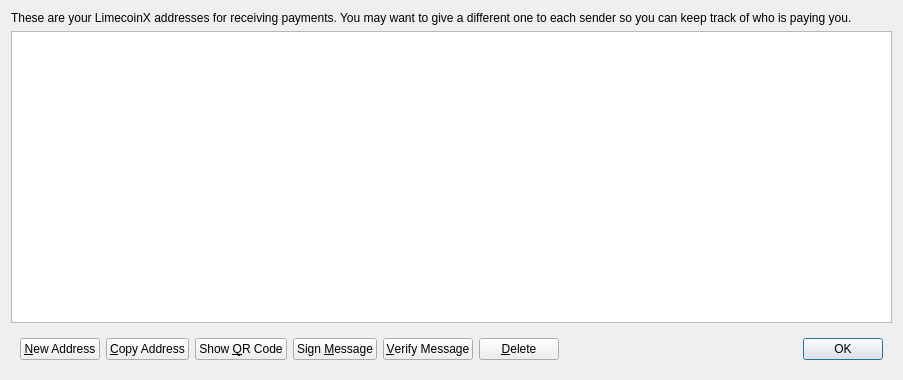
The window that src/qt/forms/addressbookpage.ui (IParn/LimecoinX) describes before a commit, drawn with Qt 5.
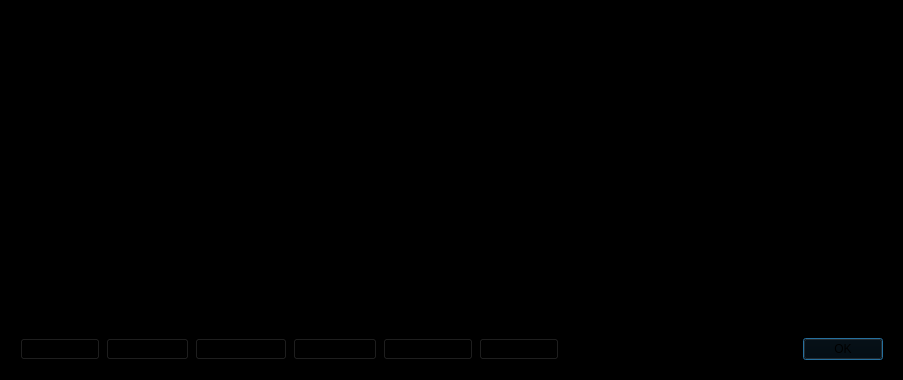
The same window after the commit.

```diff
--- a/src/qt/forms/addressbookpage.ui
+++ b/src/qt/forms/addressbookpage.ui
@@ -13,6 +13,9 @@
   <property name="windowTitle">
    <string>Address Book</string>
   </property>
+  <property name="styleSheet">
+   <string notr="true">background-color: rgb(0, 0, 0);</string>
+  </property>
   <layout class="QVBoxLayout" name="verticalLayout">
    <item>
     <widget class="QLabel" name="labelExplanation">
```
